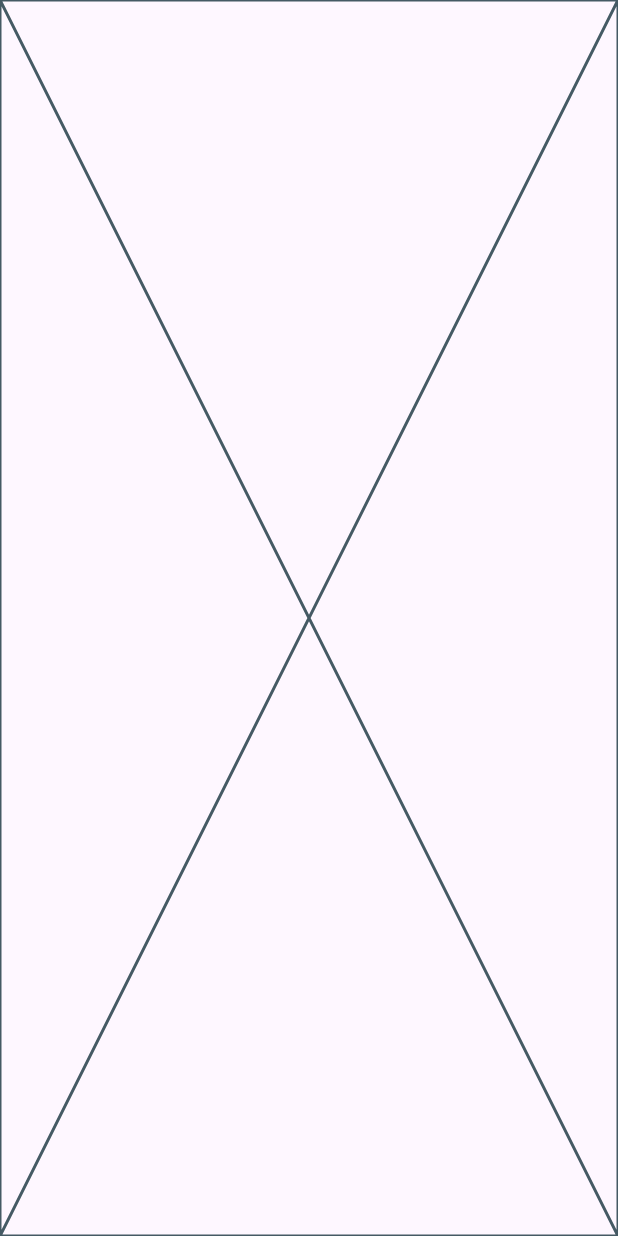
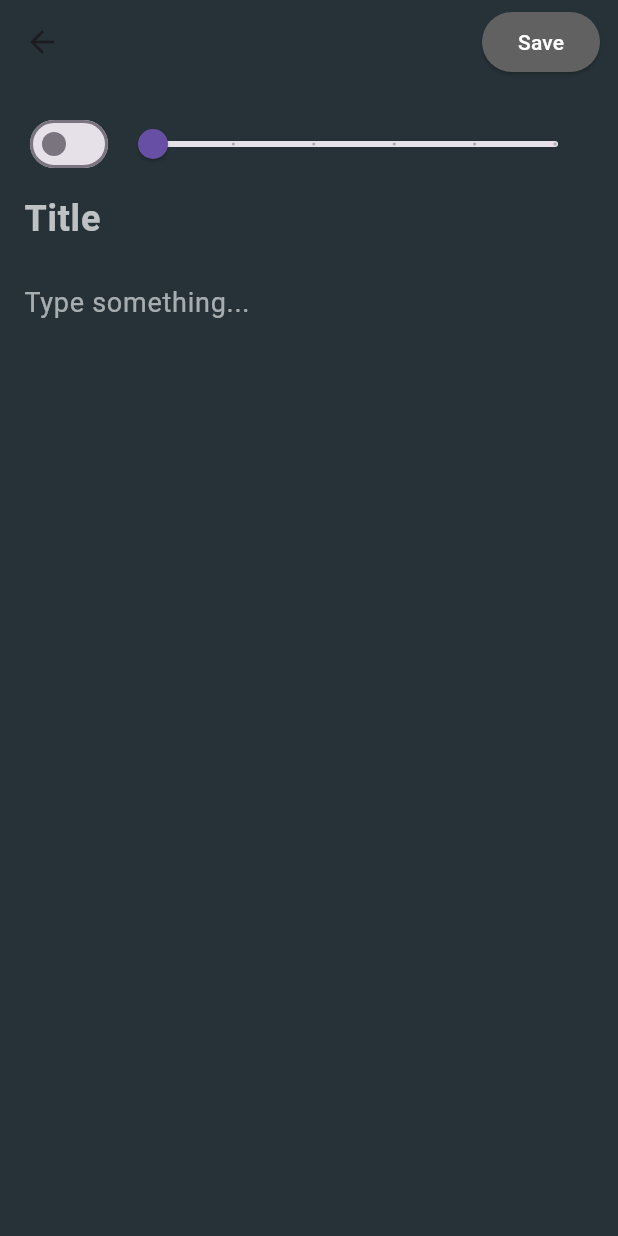
Before and after one commit to Khanthamalee/Note, a Flutter app: the NoteAddEditPage screen opened directly, on a phone screen of 412 x 824 dp. Run offline on Flutter 3.47's test engine with Material 3 defaults, Android fonts, the phone set to English and light mode, and no system bars; our stand-ins replace sqflite; accounts and stored records are empty.

Commit message:
function work

```diff
--- a/lib/model/noteModel.dart
+++ b/lib/model/noteModel.dart
@@ -26,7 +26,7 @@ class Notemodel {
   final DateTime createTime;
 
   Notemodel(
-      { this.id,
+      {this.id,
       required this.isImportant,
       required this.number,
       required this.title,
@@ -51,7 +51,7 @@ class Notemodel {
 
   static Notemodel fromJson(Map<String, Object?> json) => Notemodel(
         id: json[NoteField.id] as int?,
-        isImportant: json[NoteField.isImportant] as bool,
+        isImportant: json[NoteField.isImportant] == 1,
         number: json[NoteField.number] as int,
         title: json[NoteField.title] as String,
         description: json[NoteField.description] as String,
--- a/lib/page/note_add_edit_page.dart
+++ b/lib/page/note_add_edit_page.dart
@@ -17,6 +17,133 @@ class _NoteAddEditPageState extends State<NoteAddEditPage> {
   late String description;
   late String title;
   @override
+  void initState() {
+    super.initState();
+
+    isImportant = widget.note?.isImportant ?? false;
+    number = widget.note?.number ?? 0;
+    title = widget.note?.title ?? '';
+    description = widget.note?.description ?? '';
+  }
+
+  @override
+  Widget build(BuildContext context) {
+    return Scaffold(
+      appBar: AppBar(
+        actions: [buildButton()],
+      ),
+      body: Form(
+        key: _formKey,
+        child: _noteFormWidget(
+          isImportant,
+          number,
+          title,
+          description,
+          (isImportant) => setState(() => this.isImportant = isImportant),
+          (number) => setState(() => this.number = number),
+          (title) => setState(() => this.title = title),
+          (description) => setState(() => this.description = description),
+        ),
+      ),
+    );
+  }
+
+  Widget _noteFormWidget(
+      bool isImportant,
+      int number,
+      String title,
+      String description,
+      ValueChanged<bool> onChangedImportant,
+      ValueChanged<int> onChangedNumber,
+      ValueChanged<String> onChangedTitle,
+      ValueChanged<String> onChangedDescription) {
+    return SingleChildScrollView(
+      child: Padding(
+        padding: const EdgeInsets.all(16),
+        child: Column(
+          mainAxisSize: MainAxisSize.min,
+          children: [
+            Row(
+              children: [
+                Switch(
+                  value: isImportant ?? false,
+                  onChanged: onChangedImportant,
+                ),
+                Expanded(
+                  child: Slider(
+                    value: (number ?? 0).toDouble(),
+                    min: 0,
+                    max: 5,
+                    divisions: 5,
+                    onChanged: (number) => onChangedNumber(number.toInt()),
+                  ),
+                )
+              ],
+            ),
+            buildTitle(onChangedTitle),
+            const SizedBox(height: 8),
+            buildDescription(onChangedDescription),
+            const SizedBox(height: 16),
+          ],
+        ),
+      ),
+    );
+  }
+
+  Widget buildTitle(
+    ValueChanged<String> onChangedTitle,
+  ) {
+    return TextFormField(
+      maxLines: 1,
+      initialValue: title,
+      style: const TextStyle(
+        color: Colors.white70,
+        fontWeight: FontWeight.bold,
+        fontSize: 24,
+      ),
+      decoration: const InputDecoration(
+        border: InputBorder.none,
+        hintText: 'Title',
+        hintStyle: TextStyle(color: Colors.white70),
+      ),
+      validator: (title) =>
+          title != null && title.isEmpty ? 'The title cannot be empty' : null,
+      onChanged: onChangedTitle,
+    );
+  }
+
+  Widget buildDescription(ValueChanged<String> onChangedDescription) =>
+      TextFormField(
+        maxLines: 5,
+        initialValue: description,
+        style: const TextStyle(color: Colors.white60, fontSize: 18),
+        decoration: const InputDecoration(
+          border: InputBorder.none,
+          hintText: 'Type something...',
+          hintStyle: TextStyle(color: Colors.white60),
+        ),
+        validator: (title) => title != null && title.isEmpty
+            ? 'The description cannot be empty'
+            : null,
+        onChanged: onChangedDescription,
+      );
+
+  Widget buildButton() {
+    final isFormValid = title.isNotEmpty && description.isNotEmpty;
+
+    return Padding(
+      padding: const EdgeInsets.symmetric(vertical: 8, horizontal: 12),
+      child: ElevatedButton(
+        style: ElevatedButton.styleFrom(
+          foregroundColor: Colors.white,
+          backgroundColor: isFormValid ? null : Colors.grey.shade700,
+        ),
+        onPressed: addOrupdateNote,
+        child: const Text('Save'),
+      ),
+    );
+  }
+
   void addOrupdateNote() async {
     final isValid = _formKey.currentState!.validate();
 
@@ -50,8 +177,4 @@ class _NoteAddEditPageState extends State<NoteAddEditPage> {
         createTime: DateTime.now());
     await NotesDatabase.instance.createNote(note);
   }
-
-  Widget build(BuildContext context) {
-    return const Placeholder();
-  }
 }
--- a/lib/page/note_detail_Page.dart
+++ b/lib/page/note_detail_Page.dart
@@ -24,7 +24,7 @@ class _NoteDetailPageState extends State<NoteDetailPage> {
 
   Future refreshNote() async {
     setState(() => isLoading = true);
-    this.note = await NotesDatabase.instance.readNote(widget.noteId);
+    note = await NotesDatabase.instance.readNote(widget.noteId);
     setState(() => isLoading = false);
   }
 
```
Also changed, not shown: lib/db/notes_database.dart (+4 -4 lines), lib/main.dart (+16 -3 lines), lib/page/notes_page.dart (+51 -13 lines).
